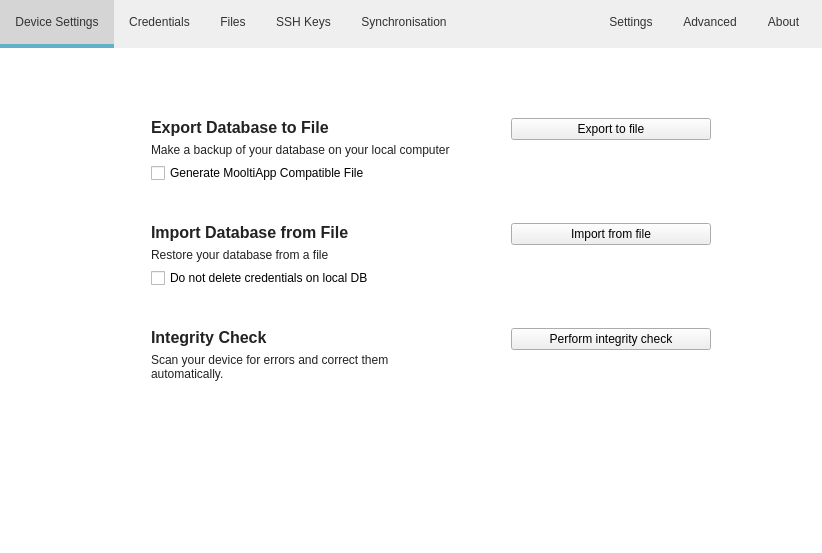
The window that src/MainWindow.ui (mooltipass/moolticute) describes before a commit, drawn with Qt 5.
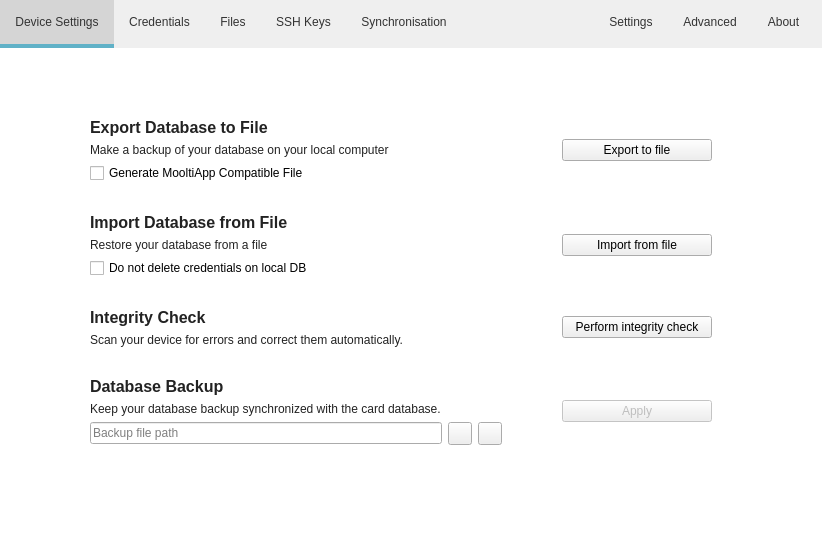
The same window after the commit. Icons and pictures are not drawn. Custom widgets are drawn as their Qt base class.

Commit message: Adding backups tracking option to the synchornization tab.

```diff
--- a/src/MainWindow.ui
+++ b/src/MainWindow.ui
@@ -1099,25 +1099,10 @@
          <number>50</number>
         </property>
         <item>
-         <layout class="QFormLayout" name="formLayout">
+         <layout class="QGridLayout" name="gridLayout_2">
           <property name="sizeConstraint">
            <enum>QLayout::SetNoConstraint</enum>
           </property>
-          <property name="fieldGrowthPolicy">
-           <enum>QFormLayout::AllNonFixedFieldsGrow</enum>
-          </property>
-          <property name="labelAlignment">
-           <set>Qt::AlignCenter</set>
-          </property>
-          <property name="formAlignment">
-           <set>Qt::AlignCenter</set>
-          </property>
-          <property name="horizontalSpacing">
-           <number>60</number>
-          </property>
-          <property name="verticalSpacing">
-           <number>40</number>
-          </property>
           <property name="leftMargin">
            <number>60</number>
           </property>
@@ -1127,6 +1112,12 @@
           <property name="rightMargin">
            <number>60</number>
           </property>
+          <property name="horizontalSpacing">
+           <number>60</number>
+          </property>
+          <property name="verticalSpacing">
+           <number>30</number>
+          </property>
           <item row="0" column="0">
            <layout class="QVBoxLayout" name="verticalLayout_4">
             <property name="sizeConstraint">
@@ -1285,6 +1276,31 @@
             </item>
            </layout>
           </item>
+          <item row="1" column="1">
+           <widget class="QPushButton" name="pushButtonImportFile">
+            <property name="sizePolicy">
+             <sizepolicy hsizetype="Preferred" vsizetype="Fixed">
+              <horstretch>0</horstretch>
+              <verstretch>0</verstretch>
+             </sizepolicy>
+            </property>
+            <property name="minimumSize">
+             <size>
+              <width>150</width>
+              <height>0</height>
+             </size>
+            </property>
+            <property name="maximumSize">
+             <size>
+              <width>200</width>
+              <height>16777215</height>
+             </size>
+            </property>
+            <property name="text">
+             <string>Import from file</string>
+            </property>
+           </widget>
+          </item>
           <item row="2" column="0">
            <layout class="QVBoxLayout" name="verticalLayout_18">
             <property name="sizeConstraint">
@@ -1365,28 +1381,96 @@
             </property>
            </widget>
           </item>
-          <item row="1" column="1">
-           <widget class="QPushButton" name="pushButtonImportFile">
-            <property name="sizePolicy">
-             <sizepolicy hsizetype="Preferred" vsizetype="Fixed">
-              <horstretch>0</horstretch>
-              <verstretch>0</verstretch>
-             </sizepolicy>
+          <item row="3" column="0">
+           <layout class="QVBoxLayout" name="verticalLayout_27" stretch="0,0,0">
+            <property name="sizeConstraint">
+             <enum>QLayout::SetDefaultConstraint</enum>
             </property>
-            <property name="minimumSize">
-             <size>
-              <width>150</width>
-              <height>0</height>
-             </size>
-            </property>
-            <property name="maximumSize">
-             <size>
-              <width>200</width>
-              <height>16777215</height>
-             </size>
+            <item>
+             <widget class="QLabel" name="label_10">
+              <property name="sizePolicy">
+               <sizepolicy hsizetype="Expanding" vsizetype="Preferred">
+                <horstretch>0</horstretch>
+                <verstretch>0</verstretch>
+               </sizepolicy>
+              </property>
+              <property name="font">
+               <font>
+                <pointsize>12</pointsize>
+                <weight>75</weight>
+                <bold>true</bold>
+               </font>
+              </property>
+              <property name="text">
+               <string>Database Backup</string>
+              </property>
+             </widget>
+            </item>
+            <item>
+             <widget class="QLabel" name="label_11">
+              <property name="sizePolicy">
+               <sizepolicy hsizetype="Expanding" vsizetype="Preferred">
+                <horstretch>0</horstretch>
+                <verstretch>0</verstretch>
+               </sizepolicy>
+              </property>
+              <property name="text">
+               <string>Keep your database backup synchronized with the card database.</string>
+              </property>
+              <property name="wordWrap">
+               <bool>true</bool>
+              </property>
+             </widget>
+            </item>
+            <item>
+             <layout class="QHBoxLayout" name="horizontalLayout_32">
+              <property name="spacing">
+               <number>6</number>
+              </property>
+              <item>
+               <widget class="QLineEdit" name="lineEdit_dbBackupFilePath">
+                <property name="sizePolicy">
+                 <sizepolicy hsizetype="Expanding" vsizetype="Fixed">
+                  <horstretch>0</horstretch>
+                  <verstretch>0</verstretch>
+                 </sizepolicy>
+                </property>
+                <property name="minimumSize">
+                 <size>
+                  <width>300</width>
+                  <height>0</height>
+                 </size>
+                </property>
+                <property name="placeholderText">
+                 <string>Backup file path</string>
+                </property>
+               </widget>
+              </item>
+              <item>
+               <widget class="QToolButton" name="toolButton_clearBackupFilePath">
+                <property name="text">
+                 <string/>
+                </property>
+               </widget>
+              </item>
+              <item>
+               <widget class="QToolButton" name="toolButton_setBackupFilePath">
+                <property name="text">
+                 <string/>
+                </property>
+               </widget>
+              </item>
+             </layout>
+            </item>
+           </layout>
+          </item>
+          <item row="3" column="1">
+           <widget class="QPushButton" name="pushButton_applyBackupTrackingChanges">
+            <property name="enabled">
+             <bool>false</bool>
             </property>
             <property name="text">
-             <string>Import from file</string>
+             <string>Apply</string>
             </property>
            </widget>
           </item>
```
Left out of the diff: 2 changed lines with no effect on the pictures. The commit also changes 11 other files.
